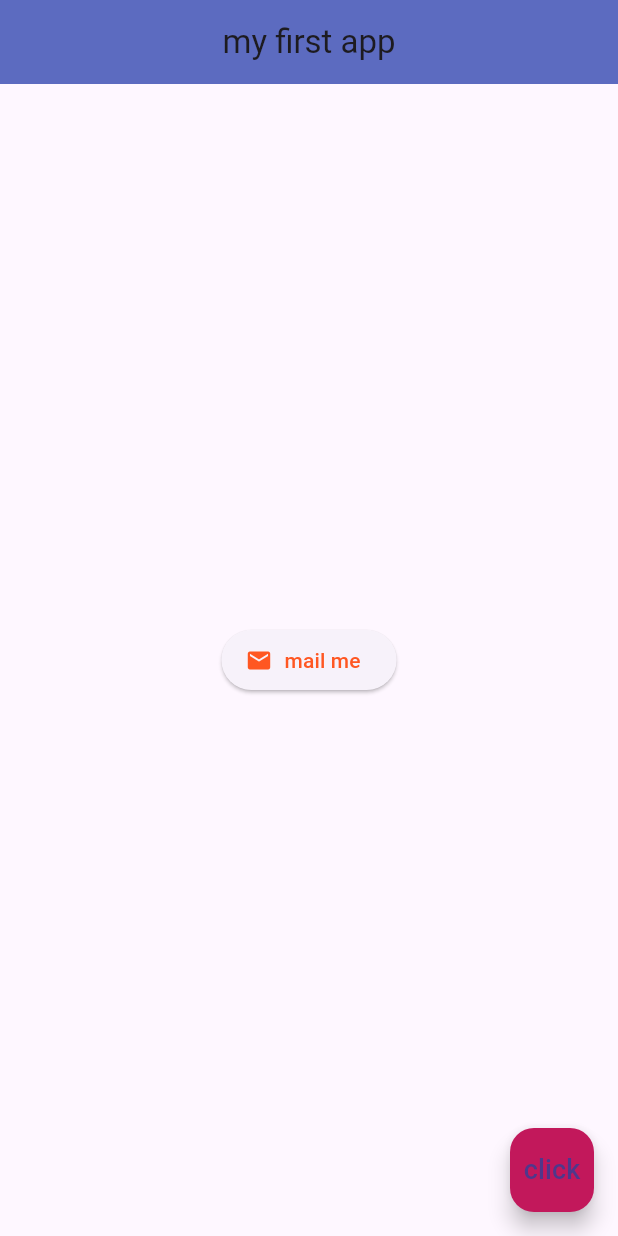
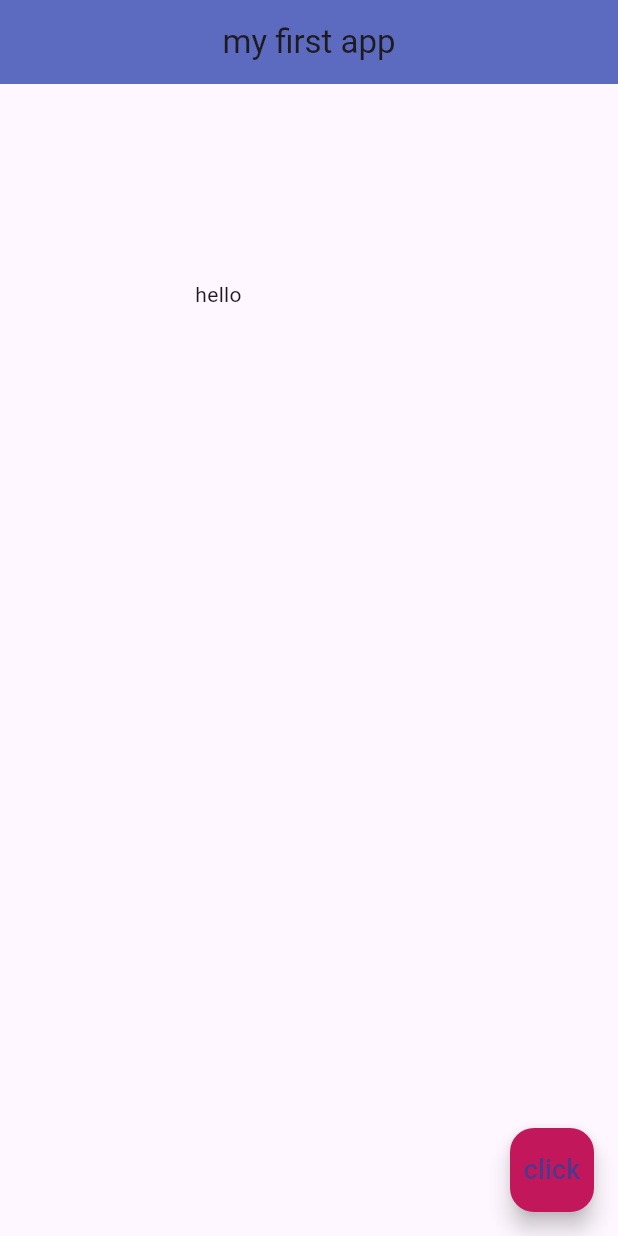
Before and after one commit to jxclyde/flutter_experiment, a Flutter app: the screen it shows after launch, on a phone screen of 412 x 824 dp. Run offline on Flutter 3.47's test engine with Material 3 defaults, Android fonts, the phone set to English and light mode, and no system bars.

Commit message:
Applying padding widget

```diff
--- a/lib/main.dart
+++ b/lib/main.dart
@@ -14,23 +14,16 @@ class Home extends StatelessWidget {
         centerTitle: true,
         backgroundColor: Colors.indigo[400],
       ),
-      body: Center(
-        child: ElevatedButton.icon(
-            onPressed: () {
-              print('you have mailed me');
-            },
-            label: const Text('mail me'),
-            icon: Icon(Icons.mail),
-            style: ElevatedButton.styleFrom(
-              foregroundColor: Colors.deepOrange
-            ),
-        ),
-        // Icon(
-        //   Icons.airport_shuttle,
-        //   color: Colors.lightBlue,
-        //   size: 70.0,
-        // ),
+      body: Padding(
+        padding: EdgeInsets.all(130.0),
+        child: Text('hello'),
       ),
+      // Container(
+      //   padding: EdgeInsets.fromLTRB(10.0, 20.0, 10.0, 40.0),
+      //   margin: EdgeInsets.all(30.0),
+      //   color: Colors.grey[400],
+      //   child: Text('hello'),
+      // ),
       floatingActionButton: FloatingActionButton(
         onPressed: () { },
         child: Text(
```
